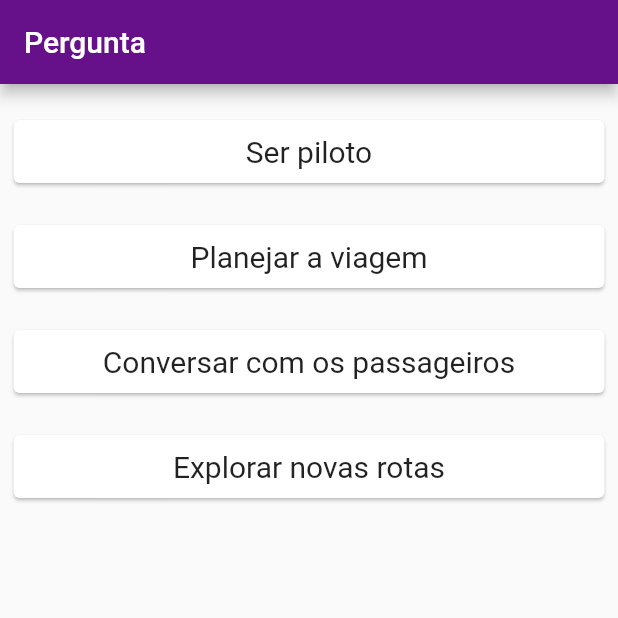
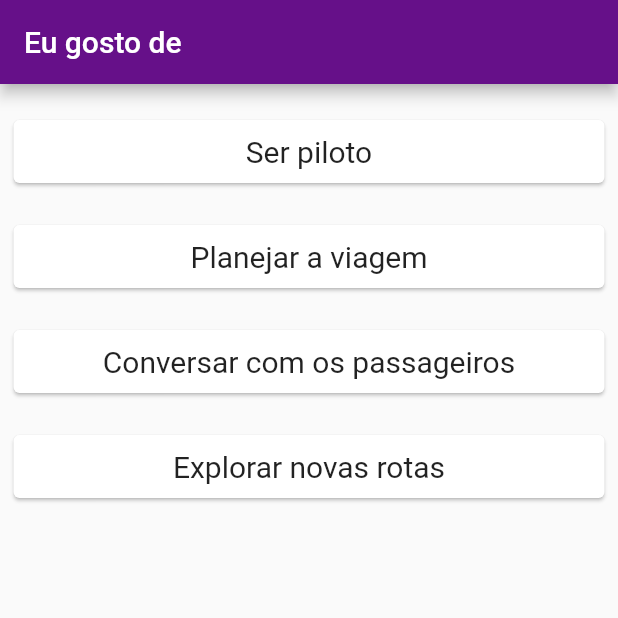
Before and after one commit to RicarteElias/Sigmund-Mobile, a Flutter app: the QuizPage screen opened directly, after a tap on "Próxima Pergunta", on a phone screen of 412 x 824 dp, the top half of it. Run offline on Flutter 3.47's test engine with Material 2 defaults, Android fonts, the phone set to English and light mode, and no system bars; missing offline and left inert: nice_button.

Commit message:
correção do AppBar na tela de perguntas

```diff
--- a/app/lib/src/sigmund/model/entity/questionario.dart
+++ b/app/lib/src/sigmund/model/entity/questionario.dart
@@ -7,156 +7,156 @@ final questionario = [{
       'Confiável, meticuloso e previsível',
       'Focado, determinado e persistente'],
   }, {
-    "questao": "Eu gosto de", //2
+    "pergunta": "Eu gosto de", //2
     "respostas": ['Explorar novas rotas',
       'Conversar com os passageiros',
       'Planejar a viagem',
       'Ser piloto'],
   }, {
-    "questao": "Se você quiser se dar bem comigo", //3
+    "pergunta": "Se você quiser se dar bem comigo", //3
     "respostas": ['Me dê liberdade ',
       'Seja amigável, carinhoso e compreensivo',
       'Me deixe saber sua expectativa ',
       'Lidere, siga ou saia do caminho '],
   }, {
-    "questao": "Para conseguir obter bons resultados é preciso", //4
+    "pergunta": "Para conseguir obter bons resultados é preciso", //4
     "respostas": ['Ter incertezas ',
       'Diversão e celebração',
       'Controlar o essencial',
       'Planejar e obter recursos'],
   }, {
-    "questao": "Eu me divirto quando", //5
+    "pergunta": "Eu me divirto quando", //5
     "respostas": ['Tenho novidades  ',
       'Estou com os outros  ',
       'Determino as regras ',
       'Estou me exercitando '],
   }, {
-    "questao": "Eu penso que", //6
+    "pergunta": "Eu penso que", //6
     "respostas": ['É bom ser manso, mas andar com um porrete ',
       'Unidos venceremos, divididos perderemos ',
       'Um homem prevenido vale por dois ',
       'O ataque é melhor que a defesa '],
   }, {
-    "questao": "Minha preocupação é", //7
+    "pergunta": "Minha preocupação é", //7
     "respostas": ['Gerar a ideia global ',
       'Fazer com que as pessoas gostem ',
       'Fazer com que funcione ',
       'Fazer com que aconteça '],
   }, {
-    "questao": "Eu prefiro", //8
+    "pergunta": "Eu prefiro", //8
     "respostas": ['Perguntas a respostas ',
       'Que todos tenham a chance de serem ouvidos ',
       'Ter todos os detalhes ',
       'Vantagens a meu favor '],
   }, {
-    "questao": "Eu gosto de", //9
+    "pergunta": "Eu gosto de", //9
     "respostas": ['Construir memórias ',
       'Tornar as pessoas confortáveis ',
       'Fazer sentido ',
       'Fazer progresso '],
   }, {
-    "questao": "Eu gosto de chegar", //10
+    "pergunta": "Eu gosto de chegar", //10
     "respostas": ['Em outro lugar ',
       'Junto',
       'Na hora',
       'Na frente'],
   }, {
-    "questão": "Um ótimo dia para mim é quando", //11
+    "pergunta": "Um ótimo dia para mim é quando", //11
     "respostas": ['Desfruto de coisas novas e estimulantes ',
       'Me divirto com meus amigos ',
       'Tudo segue conforme planejado ',
       'Consigo fazer muitas coisas '],
   }, {
-    "questao": "Eu vejo a morte como", //12
+    "pergunta": "Eu vejo a morte como", //12
     "respostas": ['Uma grande aventura misteriosa ',
       'Oportunidade para rever os falecidos ',
       'Um modo de receber recompensas ',
       'Algo que sempre chega muito cedo '],
   }, {
-    "questao": " Minha filosofia de vida é", //13
+    "pergunta": " Minha filosofia de vida é", //13
     "respostas": ['Para ganhar, é necessário inventar novas regras ',
       'Para eu ganhar, ninguém precisa perder ',
       'Para ganhar, é preciso seguir as regras ',
       'Há ganhadores e perdedores, e eu acredito ser um ganhador '],
   }, {
-    "questao": "Eu sempre gostei de", //14
+    "pergunta": "Eu sempre gostei de", //14
     "respostas": ['Explorar ',
       'Realizar uma abordagem natural ',
       'Evitar surpresas ',
       'Focalizar a meta '],
   }
     , {
-      "questao": "Eu gosto de mudanças se ", //15
+      "pergunta": "Eu gosto de mudanças se ", //15
       "respostas": ['Me der mais liberdade e variedade ',
         'For divertido e puder ser compartilhado ',
         'Melhorar ou me der mais controle ',
         'Me der uma vantagem competitiva '],
     }
     , {
-      "questao": "Não existe nada de errado em", //16
+      "pergunta": "Não existe nada de errado em", //16
       "respostas": ['Mudar de ideia ',
         'Colocar os outros na frente ',
         'Ser consistente',
         'Se colocar na frente '],
     }
     , {
-      "questao": "Eu gosto de buscar conselhos de", //17
+      "pergunta": "Eu gosto de buscar conselhos de", //17
       "respostas": ['Lugares, os mais estranhos ',
         'Anciões e conselheiros ',
         'Autoridades no assunto ',
         'Pessoas bem-sucedidas '],
     }
     , {
-      "questao": "Meu lema é", //18
+      "pergunta": "Meu lema é", //18
       "respostas": ['Fazer o que precisa ser feito ',
         'Fazer junto com o grupo ',
         'Fazer bem feito ',
         'Simplesmente fazer '],
     }
     , {
-      "questao": "Eu gosto de", //19
+      "pergunta": "Eu gosto de", //19
       "respostas": ['Complexidade, mesmo se confuso ',
         'Calor humano e animação ',
         'Ordem e sistematização ',
         'Coisas claras e simples '],
     }
     , {
-      "questao": "Tempo para mim é", //20
+      "pergunta": "Tempo para mim é", //20
       "respostas": ['Irrelevante ',
         'Um grande ciclo ',
         'Uma flecha que leva ao inevitável ',
         'Algo que detesto desperdiçar '],
     }
     , {
-      "questao": "Se eu fosse bilionário", //21
+      "pergunta": "Se eu fosse bilionário", //21
       "respostas": ['Faria o que desse na cabeça ',
         'Faria doações para muitas entidades ',
         'Criaria uma poupança avantajada ',
         'Me exibiria bastante para algumas pessoas '],
     }
     , {
-      "questao": "Eu acredito que", //22
+      "pergunta": "Eu acredito que", //22
       "respostas": ['Bastam um navio e uma estrela para navegar ',
         'A jornada é mais importante que o destino ',
         'Um centavo economizado é um centavo ganho ',
         'O destino é mais importante que a jornada '],
     }
     , {
-      "questao": "Eu acredito também que", //23
+      "pergunta": "Eu acredito também que", //23
       "respostas": ['Um sorriso ou uma careta é o mesmo para quem é cego ',
         'O que vai, volta ',
         'De grão em grão a galinha enche o papo ',
         'Aquele que hesita está perdido '],
     }
     , {
-      "questao": "Eu acredito ainda que", //24
+      "pergunta": "Eu acredito ainda que", //24
       "respostas": ['De grão em grão a galinha enche o papo ',
         'Um sorriso ou uma careta é o mesmo para quem é cego ',
         'Aquele que hesita está perdido ',
         'O que vai, volta '],
     }
     , {
-      "questao": "Eu penso que", //25
+      "pergunta": "Eu penso que", //25
       "respostas": ['Não é fácil ficar encurralado ',
         'Duas cabeças pensam melhor do que uma ',
         ' É preferível olhar, antes de pular ',
--- a/app/lib/src/sigmund/view/quiz/quiz-state.dart
+++ b/app/lib/src/sigmund/view/quiz/quiz-state.dart
@@ -1,5 +1,4 @@
 import 'dart:async';
-
 import 'package:app/src/sigmund/model/entity/questionario.dart';
 import 'package:app/src/sigmund/ultil/constantes.dart';
 import 'package:app/src/sigmund/view/quiz/quiz-page.dart';
@@ -11,14 +10,15 @@ class QuizState extends State<QuizPage> with SingleTickerProviderStateMixin{
   bool _animationController;
   List<String> _listaAnimada = Questionario().questionario[0]['respostas'];
   List<String> _novasRespostas = Questionario().questionario[1]['respostas'];
-  int _perguntasController = 1;
+  String _novaPergunta = Questionario().questionario[0]['pergunta'];
+  int _questaoController = 1;
 
 
   @override
   Widget build(BuildContext context) {
     return new Scaffold(
       appBar: new AppBar(
-        title: new Text('Pergunta'),
+        title: new Text(_novaPergunta),
         backgroundColor: Constantes.ICON_COLOR,
       ),
       persistentFooterButtons: <Widget>[
@@ -76,8 +76,11 @@ class QuizState extends State<QuizPage> with SingleTickerProviderStateMixin{
       _listaAnimada.insert(0, _novasRespostas[i]);
       _listKey.currentState.insertItem(0);
     }
-    _perguntasController++;
-    _novasRespostas = Questionario().questionario[_perguntasController]['respostas'];
+    _questaoController++;
+    _novasRespostas = Questionario().questionario[_questaoController]['respostas'];
+    _novaPergunta = Questionario().questionario[_questaoController -1 ]['pergunta'].toString();
+    setState(() {
+    });
   }
 
   _proximaPergunta(){
@@ -85,6 +88,7 @@ class QuizState extends State<QuizPage> with SingleTickerProviderStateMixin{
     Timer(Duration(milliseconds: 300), () {
       _adicionarRespostas();
     });
+
   }
 
   void _removerRespotas() {
```
